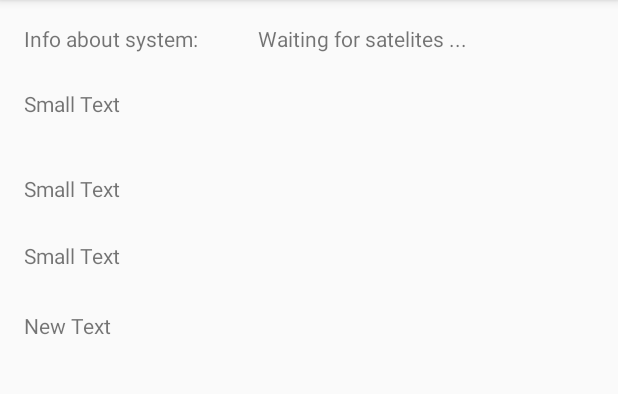
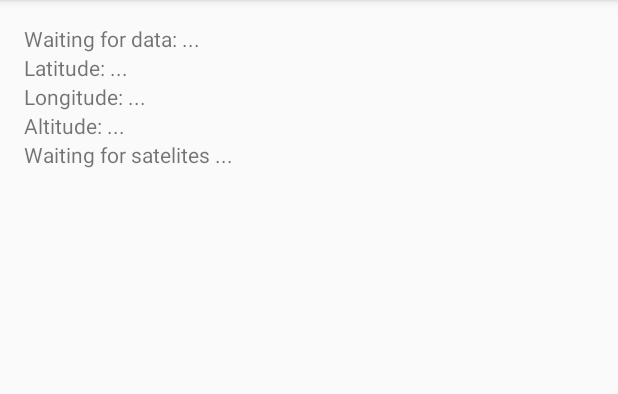
Before and after one commit to uniwizardcom/GeoLocation3D-AppAndroid, an Android app: the screen it shows after launch (MainActivity), on a phone screen of 412 x 824 dp, the part 84-478 px from its top. Run offline under Robolectric (Android 15) with nearby library versions, the phone set to English and light mode, and no system bars; 1 statement that could not run was skipped.

Commit message:
Changed layout

```diff
--- a/app/src/main/java/com/example/root/geolocation3d/MainActivity.java
+++ b/app/src/main/java/com/example/root/geolocation3d/MainActivity.java
@@ -26,7 +26,6 @@ public class MainActivity extends ActionBarActivity {
     TextView mTextView3;
     TextView mTextView4;
     TextView mTextView5;
-    TextView mTextView6;
     TableLayout mTableLayout;
     LocationManager locationManager;
     GpsStatus gpsStatus = null;
@@ -37,9 +36,6 @@ public class MainActivity extends ActionBarActivity {
     protected void onCreate(Bundle savedInstanceState) {
         super.onCreate(savedInstanceState);
         setContentView(R.layout.activity_main);
-
-
-
         tthis = this;
 
         mTextView = (TextView) findViewById(R.id.textView);
@@ -47,10 +43,9 @@ public class MainActivity extends ActionBarActivity {
         mTextView3 = (TextView) findViewById(R.id.textView3);
         mTextView4 = (TextView) findViewById(R.id.textView4);
         mTextView5 = (TextView) findViewById(R.id.textView5);
-        mTextView6 = (TextView) findViewById(R.id.textView6);
         mTableLayout = (TableLayout) findViewById(R.id.tableLayout);
 
-        mTextView.setText("Info about system:");
+        mTextView.setText("Waiting for data: ...");
         mTextView5.setText("Waiting for satelites ...");
 
         locationManager = (LocationManager) this.getSystemService(Context.LOCATION_SERVICE);
@@ -69,6 +64,11 @@ public class MainActivity extends ActionBarActivity {
                 double altitude = location.getAltitude();
                 info = String.format("Altitude: %f", altitude);
                 mTextView4.setText(info);
+
+                boolean gpsEnabled = locationManager.isProviderEnabled(LocationManager.GPS_PROVIDER);
+                //boolean networkEnabled = locationManager.isProviderEnabled(LocationManager.NETWORK_PROVIDER);
+                info = String.format("Info about system: %s is %s", LocationManager.GPS_PROVIDER, gpsEnabled?"enadbled":"disabled");
+                mTextView.setText(info);
             }
 
             public void onStatusChanged(String provider, int status, Bundle extras) {
@@ -113,12 +113,12 @@ public class MainActivity extends ActionBarActivity {
                         int satListCount = 0;
 
                         mTableLayout.removeAllViews();
-                        mTableLayout.setBackgroundColor(Color.BLACK);
+                        //mTableLayout.setBackgroundColor(Color.BLACK);
 
                         TableRow row = new TableRow(tthis);
                         TableRow.LayoutParams lp = new TableRow.LayoutParams(TableRow.LayoutParams.MATCH_PARENT, TableRow.LayoutParams.WRAP_CONTENT);
                         row.setLayoutParams(lp);
-                        row.setBackgroundColor(Color.WHITE);
+                        //row.setBackgroundColor(Color.WHITE);
 
                         TextView text1 = new TextView(tthis);
                         TextView text2 = new TextView(tthis);
@@ -147,7 +147,7 @@ public class MainActivity extends ActionBarActivity {
                             row = new TableRow(tthis);
                             lp = new TableRow.LayoutParams(TableRow.LayoutParams.MATCH_PARENT, TableRow.LayoutParams.WRAP_CONTENT);
                             row.setLayoutParams(lp);
-                            row.setBackgroundColor(Color.WHITE);
+                            //row.setBackgroundColor(Color.WHITE);
 
                             text1 = new TextView(tthis);
                             text2 = new TextView(tthis);
--- a/app/src/main/res/layout/activity_main.xml
+++ b/app/src/main/res/layout/activity_main.xml
@@ -9,68 +9,67 @@
         android:layout_width="wrap_content"
         android:layout_height="wrap_content"
         android:textAppearance="?android:attr/textAppearanceSmall"
-        android:text="Info about system:"
+        android:text="Info about system: ..."
         android:id="@+id/textView"
+        android:layout_alignParentStart="true"
         android:layout_alignParentTop="true"
+        android:layout_alignParentEnd="true" />
+
+    <TextView
+        android:layout_width="wrap_content"
+        android:layout_height="wrap_content"
+        android:textAppearance="?android:attr/textAppearanceSmall"
+        android:text="Latitude: ..."
+        android:id="@+id/textView2"
+        android:layout_below="@+id/textView"
+        android:layout_alignParentEnd="true"
         android:layout_alignParentStart="true" />
 
     <TextView
         android:layout_width="wrap_content"
         android:layout_height="wrap_content"
         android:textAppearance="?android:attr/textAppearanceSmall"
-        android:text="Small Text"
-        android:id="@+id/textView2"
-        android:layout_marginTop="24dp"
-        android:layout_below="@+id/textView"
-        android:layout_alignStart="@+id/textView" />
+        android:text="Longitude: ..."
+        android:id="@+id/textView3"
+        android:layout_below="@+id/textView2"
+        android:layout_alignStart="@+id/textView2"
+        android:layout_alignParentEnd="true" />
 
     <TextView
         android:layout_width="wrap_content"
         android:layout_height="wrap_content"
         android:textAppearance="?android:attr/textAppearanceSmall"
-        android:text="Small Text"
-        android:id="@+id/textView3"
-        android:layout_below="@+id/textView2"
-        android:layout_alignStart="@+id/textView2"
-        android:layout_marginTop="37dp" />
+        android:text="Altitude: ..."
+        android:id="@+id/textView4"
+        android:layout_below="@+id/textView3"
+        android:layout_alignStart="@+id/textView3"
+        android:layout_alignParentEnd="true" />
 
     <TextView
         android:layout_width="wrap_content"
         android:layout_height="wrap_content"
         android:textAppearance="?android:attr/textAppearanceSmall"
-        android:text="Small Text"
-        android:id="@+id/textView4"
-        android:layout_below="@+id/textView3"
-        android:layout_alignStart="@+id/textView3"
-        android:layout_marginTop="25dp" />
+        android:text="Satelites: ..."
+        android:id="@+id/textView5"
+        android:layout_below="@+id/textView4"
+        android:layout_alignParentStart="true"
+        android:layout_alignParentEnd="true" />
 
-    <TextView
+    <ScrollView
         android:layout_width="wrap_content"
         android:layout_height="wrap_content"
-        android:textAppearance="?android:attr/textAppearanceSmall"
-        android:text="Small Text"
-        android:id="@+id/textView5"
-        android:layout_above="@+id/textView2"
-        android:layout_toEndOf="@+id/textView"
-        android:layout_marginStart="59dp"
-        android:layout_marginLeft="40dp" />
+        android:id="@+id/scrollView"
+        android:layout_alignParentStart="true"
+        android:layout_alignParentEnd="true"
+        android:layout_alignParentBottom="true"
+        android:layout_below="@+id/textView5">
 
-    <TableLayout
-        android:id="@+id/tableLayout"
-        android:layout_width="match_parent"
-        android:layout_height="match_parent"
-        android:layout_alignParentEnd="true"
-        android:layout_alignStart="@+id/textView5"
-        android:layout_below="@+id/textView5"></TableLayout>
+        <TableLayout
+            android:id="@+id/tableLayout"
+            android:layout_width="fill_parent"
+            android:layout_height="fill_parent"
+            android:layout_below="@+id/textView5"
+            android:showDividers="middle|beginning|end"></TableLayout>
+    </ScrollView>
 
-    <TextView
-        android:layout_width="wrap_content"
-        android:layout_height="wrap_content"
-        android:text="New Text"
-        android:id="@+id/textView6"
-        android:layout_below="@+id/textView4"
-        android:layout_alignParentStart="true"
-        android:layout_marginTop="27dp"
-        android:layout_alignBottom="@+id/tableLayout"
-        android:layout_toStartOf="@+id/tableLayout" />
 </RelativeLayout>
```
